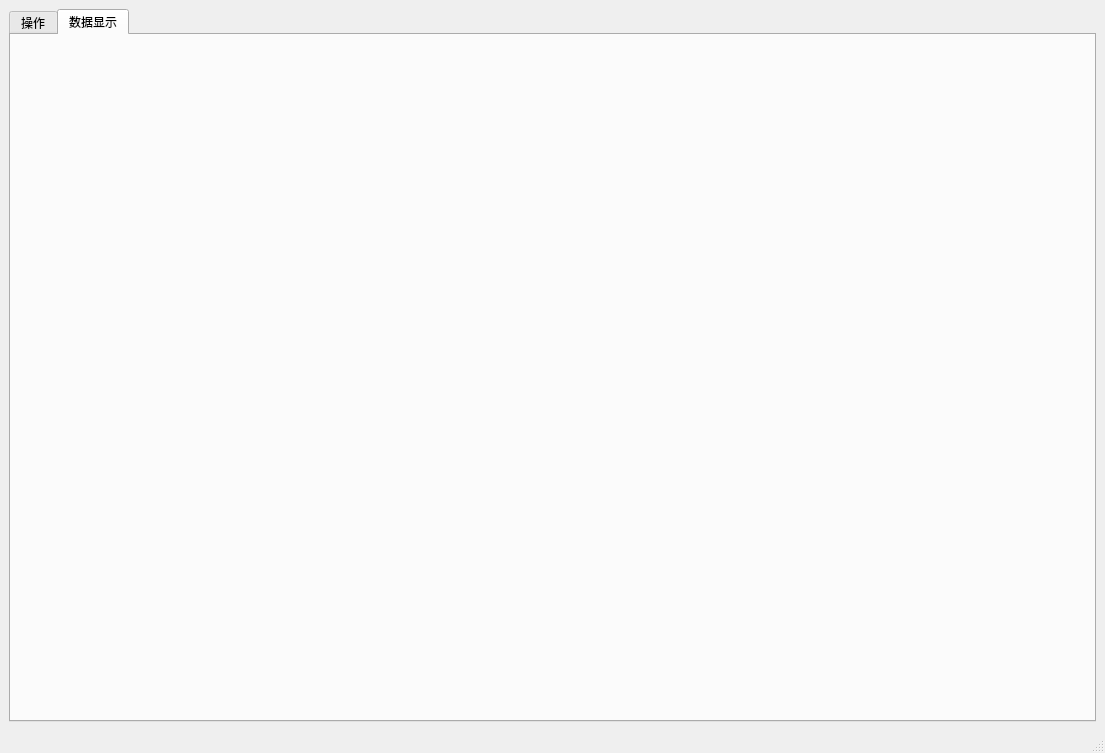
First picture: the form in data_export_tools/views/main_window.ui, repository l3n641/collection_product_spider, before the edit.
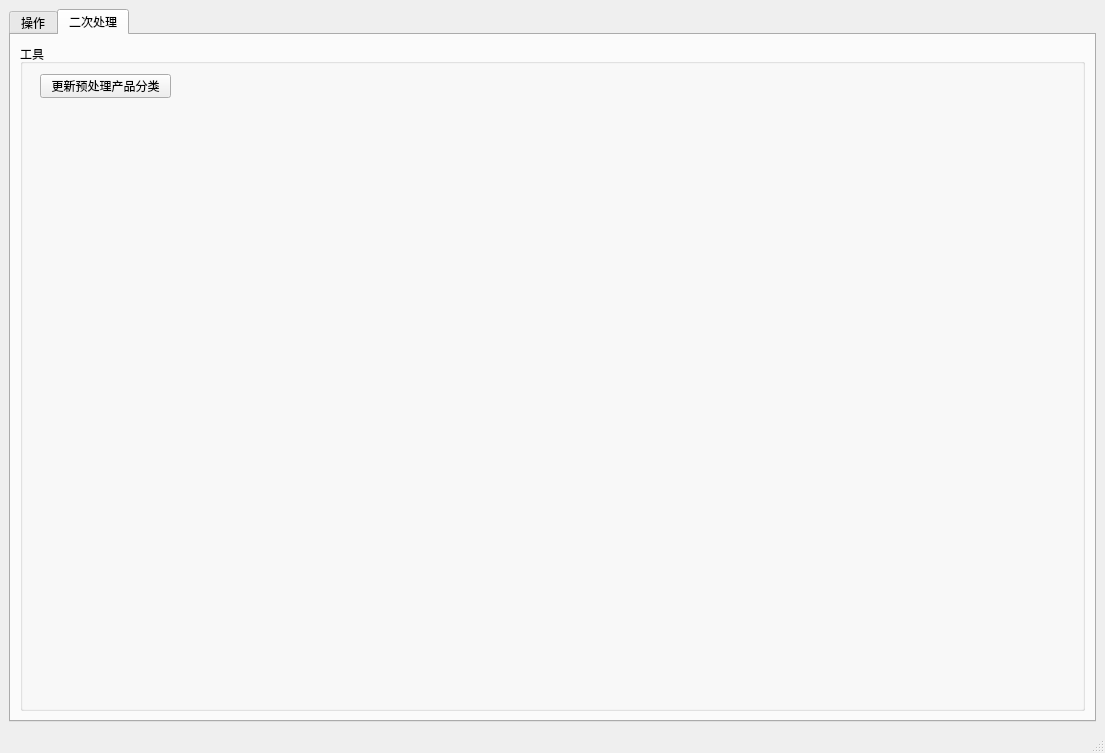
Second picture: the form after the edit. The open tabs and pages were chosen to show the change.

Commit message: update export tool 合并分类去掉无效的

The edit to the form file:
```diff
--- a/data_export_tools/views/main_window.ui
+++ b/data_export_tools/views/main_window.ui
@@ -336,8 +336,30 @@
       </widget>
       <widget class="QWidget" name="tab_2">
        <attribute name="title">
-        <string>数据显示</string>
+        <string>二次处理</string>
        </attribute>
+       <layout class="QGridLayout" name="gridLayout_10">
+        <item row="0" column="0">
+         <widget class="QGroupBox" name="groupBox_8">
+          <property name="title">
+           <string>工具</string>
+          </property>
+          <widget class="QPushButton" name="button_update_pre_product_category">
+           <property name="geometry">
+            <rect>
+             <x>20</x>
+             <y>30</y>
+             <width>131</width>
+             <height>24</height>
+            </rect>
+           </property>
+           <property name="text">
+            <string>更新预处理产品分类</string>
+           </property>
+          </widget>
+         </widget>
+        </item>
+       </layout>
       </widget>
      </widget>
     </item>
```
The commit also changes 3 other files.
